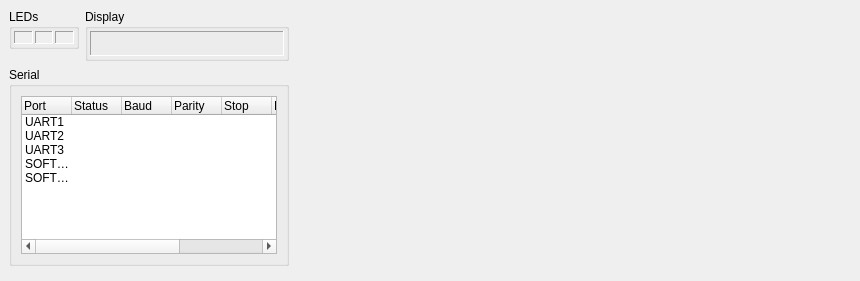
Old version of the form x_plane/cMainWindow.ui in the repository cleanflight/cleanflight.
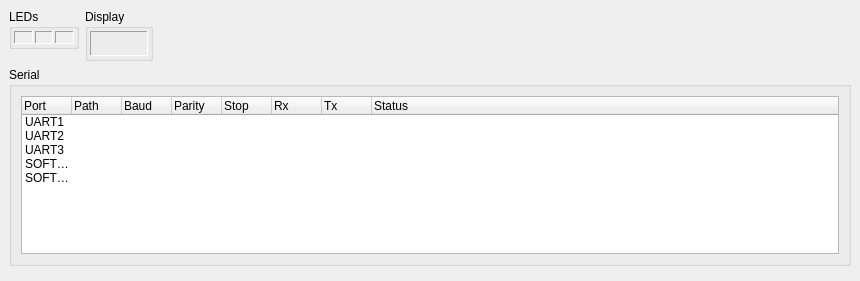
New version of the form. Custom widgets are drawn as their Qt base class.

Commit message: add serial port path info

Diff of the .ui file:
```diff
--- a/x_plane/cMainWindow.ui
+++ b/x_plane/cMainWindow.ui
@@ -192,19 +192,6 @@
       </layout>
      </widget>
     </item>
-    <item row="0" column="3">
-     <spacer name="horizontalSpacer">
-      <property name="orientation">
-       <enum>Qt::Horizontal</enum>
-      </property>
-      <property name="sizeHint" stdset="0">
-       <size>
-        <width>40</width>
-        <height>20</height>
-       </size>
-      </property>
-     </spacer>
-    </item>
     <item row="3" column="1">
      <spacer name="verticalSpacer_2">
       <property name="orientation">
@@ -231,7 +218,7 @@
       </property>
      </spacer>
     </item>
-    <item row="2" column="0" colspan="2">
+    <item row="2" column="0" colspan="3">
      <widget class="QGroupBox" name="groupBox_3">
       <property name="title">
        <string>Serial</string>
@@ -251,9 +238,6 @@
          <attribute name="headerDefaultSectionSize">
           <number>50</number>
          </attribute>
-         <attribute name="headerStretchLastSection">
-          <bool>false</bool>
-         </attribute>
          <column>
           <property name="text">
            <string>Port</string>
@@ -261,7 +245,7 @@
          </column>
          <column>
           <property name="text">
-           <string>Status</string>
+           <string>Path</string>
           </property>
          </column>
          <column>
@@ -289,6 +273,11 @@
            <string>Tx</string>
           </property>
          </column>
+         <column>
+          <property name="text">
+           <string>Status</string>
+          </property>
+         </column>
          <item>
           <property name="text">
            <string>UART1</string>
@@ -409,6 +398,19 @@
       </layout>
      </widget>
     </item>
+    <item row="0" column="2">
+     <spacer name="horizontalSpacer">
+      <property name="orientation">
+       <enum>Qt::Horizontal</enum>
+      </property>
+      <property name="sizeHint" stdset="0">
+       <size>
+        <width>40</width>
+        <height>20</height>
+       </size>
+      </property>
+     </spacer>
+    </item>
    </layout>
   </widget>
  </widget>
```
Left out of the diff: 15 changed lines with no effect on the pictures. The commit also changes 3 other files.
